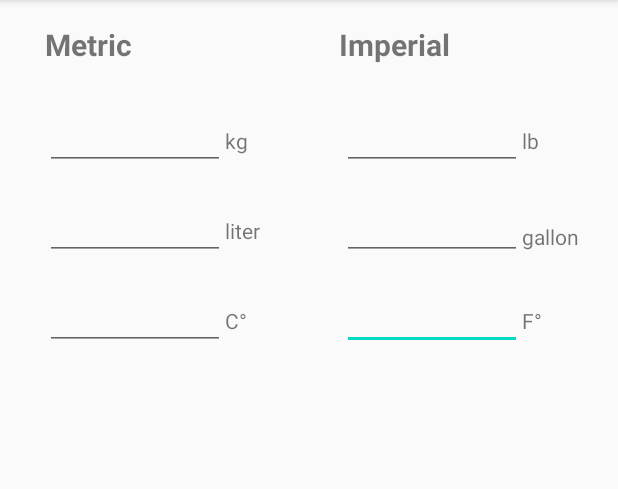
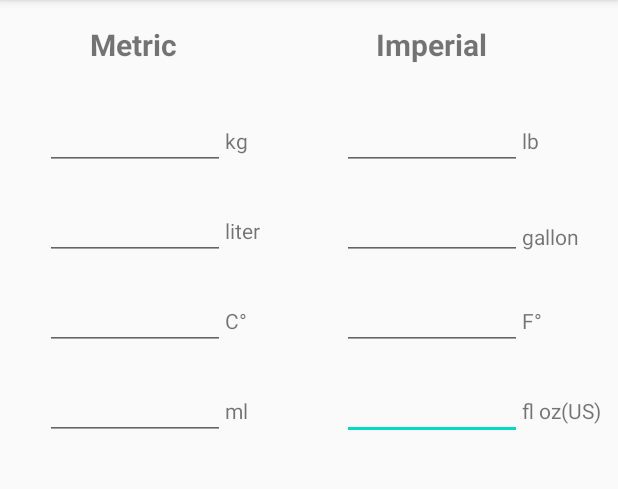
Before and after one commit to iSvirchev/Android_Organizer, an Android app: the Converter screen opened directly, with no data from a screen before it, on a phone screen of 412 x 824 dp, the part 84-573 px from its top. Run offline under Robolectric (Android 15) with nearby library versions, the phone set to English and light mode, and no system bars.

Commit message:
added a ml to oz conversion and re-aligned the 'Metric' and "Imperial" text views

```diff
--- a/Organizer/app/src/main/java/com/organizer/Converter.java
+++ b/Organizer/app/src/main/java/com/organizer/Converter.java
@@ -15,6 +15,8 @@ public class Converter extends AppCompatActivity {
     private TextView liter_tv;
     private TextView celsius_tv;
     private TextView fahrenheit_tv;
+    private TextView ml_tv;
+    private TextView oz_tv;
 
     @Override
     protected void onCreate(Bundle savedInstanceState) {
@@ -27,6 +29,8 @@ public class Converter extends AppCompatActivity {
         liter_tv = findViewById(R.id.liter_tv);
         celsius_tv = findViewById(R.id.celsius_tv);
         fahrenheit_tv = findViewById(R.id.fahrenheit_tv);
+        ml_tv = findViewById(R.id.ml_tv);
+        oz_tv = findViewById(R.id.oz_tv);
 
         gallon_tv.addTextChangedListener(generateTextWatcher(gallon_tv,liter_tv));
         liter_tv.addTextChangedListener(generateTextWatcher(liter_tv,gallon_tv));
@@ -34,6 +38,8 @@ public class Converter extends AppCompatActivity {
         lb_tv.addTextChangedListener(generateTextWatcher(lb_tv,kg_tv));
         celsius_tv.addTextChangedListener(generateTextWatcher(celsius_tv, fahrenheit_tv));
         fahrenheit_tv.addTextChangedListener(generateTextWatcher(fahrenheit_tv, celsius_tv));
+        ml_tv.addTextChangedListener(generateTextWatcher(ml_tv, oz_tv));
+        oz_tv.addTextChangedListener(generateTextWatcher(oz_tv, ml_tv));
     }
 
     private TextWatcher generateTextWatcher(final TextView focused_tv, final TextView toChange_tv) {
@@ -74,6 +80,7 @@ public class Converter extends AppCompatActivity {
     private double convert(double op, String operation) {   // op = operand -> the measurement in the 'operation' string
         double KG_LB_RATIO = 2.20462;
         double LITER_GAL_RATIO = 0.264172;
+        double ML_OZ_RATIO = 0.033814;
 
         switch (operation){    // A switch on the editView's tags
             case "kg":
@@ -88,6 +95,10 @@ public class Converter extends AppCompatActivity {
                 return (op * 1.8) + 32;
             case "fahren":
                 return (op - 32) * 0.5556;
+            case "ml":
+                return op * ML_OZ_RATIO;
+            case "oz":
+                return op / ML_OZ_RATIO;
 
             default: return 0;
         }
--- a/Organizer/app/src/main/res/layout/activity_converter.xml
+++ b/Organizer/app/src/main/res/layout/activity_converter.xml
@@ -5,6 +5,52 @@
     android:layout_width="match_parent"
     android:layout_height="match_parent"
     tools:context=".Converter">
+
+    <EditText
+        android:id="@+id/oz_tv"
+        android:layout_width="120dp"
+        android:layout_height="40dp"
+        android:layout_marginTop="210dp"
+        android:layout_marginEnd="64dp"
+        android:ems="10"
+        android:gravity="center"
+        android:inputType="numberDecimal"
+        android:maxLength="15"
+        android:tag="us.fl.oz"
+        app:layout_constraintEnd_toEndOf="parent"
+        app:layout_constraintTop_toBottomOf="@+id/imp_tv" />
+
+    <EditText
+        android:id="@+id/ml_tv"
+        android:layout_width="120dp"
+        android:layout_height="40dp"
+        android:layout_marginStart="30dp"
+        android:layout_marginTop="210dp"
+        android:ems="10"
+        android:gravity="center"
+        android:inputType="numberDecimal"
+        android:maxLength="15"
+        android:tag="ml"
+        app:layout_constraintStart_toStartOf="parent"
+        app:layout_constraintTop_toBottomOf="@+id/metric_tv" />
+
+    <TextView
+        android:id="@+id/ml_label"
+        android:layout_width="wrap_content"
+        android:layout_height="wrap_content"
+        android:layout_marginTop="264dp"
+        android:text="@string/ml"
+        app:layout_constraintStart_toEndOf="@+id/kg_tv"
+        app:layout_constraintTop_toTopOf="parent" />
+
+    <TextView
+        android:id="@+id/oz_label"
+        android:layout_width="wrap_content"
+        android:layout_height="wrap_content"
+        android:layout_marginTop="264dp"
+        android:text="@string/fl_oz_us"
+        app:layout_constraintStart_toEndOf="@+id/lb_tv"
+        app:layout_constraintTop_toTopOf="parent" />
 
     <EditText
         android:id="@+id/fahrenheit_tv"
@@ -102,7 +148,7 @@
         android:id="@+id/metric_tv"
         android:layout_width="wrap_content"
         android:layout_height="wrap_content"
-        android:layout_marginStart="30dp"
+        android:layout_marginStart="60dp"
         android:layout_marginTop="16dp"
         android:gravity="center"
         android:text="@string/metric"
@@ -116,7 +162,7 @@
         android:layout_width="wrap_content"
         android:layout_height="wrap_content"
         android:layout_marginTop="16dp"
-        android:layout_marginEnd="112dp"
+        android:layout_marginEnd="87dp"
         android:gravity="center"
         android:text="@string/imperial"
         android:textSize="20sp"
--- a/Organizer/app/src/main/res/values/strings.xml
+++ b/Organizer/app/src/main/res/values/strings.xml
@@ -10,4 +10,6 @@
     <string name="kg">kg</string>
     <string name="f">F°</string>
     <string name="c">C°</string>
+    <string name="ml">ml</string>
+    <string name="fl_oz_us">fl oz(US)</string>
 </resources>
```
